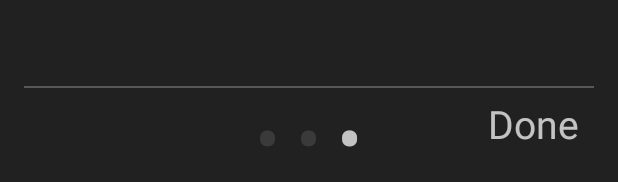
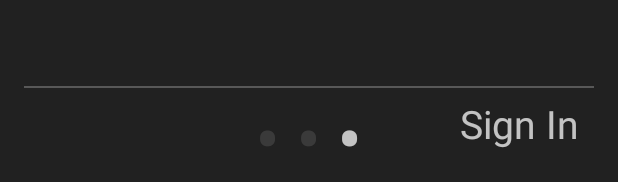
Before and after one commit to processnotproduct/FirstRun, an Android app: the layout fragment_page3.xml on its own in the app's theme, with its tools: preview values and no code run, on a phone screen of 412 x 824 dp. Shown: the part 1051-1233 px from the top of the screen. Run offline under Robolectric (Android 15) with nearby library versions, the phone set to English and light mode, and no system bars.

Commit message:
sign in > done

```diff
--- a/app/src/main/res/layout/fragment_page3.xml
+++ b/app/src/main/res/layout/fragment_page3.xml
@@ -158,7 +158,7 @@
             android:layout_width="wrap_content"
             android:layout_height="50dp"
             android:textSize="26dp"
-            android:text="Done"
+            android:text="Sign In"
             android:textColor="#bffafafa"
             android:layout_marginRight="10dp"
             android:gravity="center" />
```
